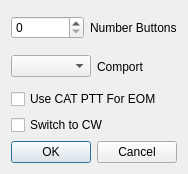
First picture: the form in mqt/MqtLogger/txvmrigsetupdialog.ui, repository Rsclub22/Minos2-Mirror, before the edit.
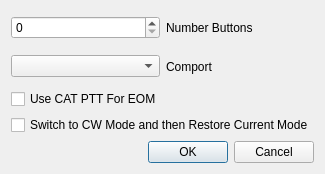
Second picture: the form after the edit.

Commit message: add filter to only allow voice message when radio mode is phone and also add checkbox in cwmemory setup to disable switching mode to cw

The edit to the form file:
```diff
--- a/mqt/MqtLogger/txvmrigsetupdialog.ui
+++ b/mqt/MqtLogger/txvmrigsetupdialog.ui
@@ -54,7 +54,7 @@
      <item>
       <widget class="QCheckBox" name="switchToCw">
        <property name="text">
-        <string>Switch to CW</string>
+        <string>Switch to CW Mode and then Restore Current Mode</string>
        </property>
       </widget>
      </item>
```
The commit also changes 13 other files.
